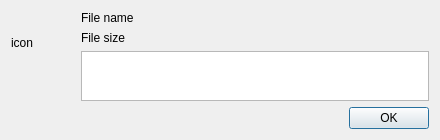
artemvlas/veretino, file src/dialogfileprocresult.ui: the form before one commit.
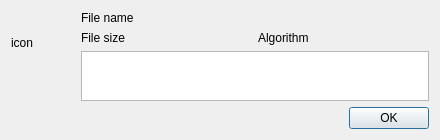
The form after the commit.

Commit message: [DialogFileProcResult] Algo added

```diff
--- a/src/dialogfileprocresult.ui
+++ b/src/dialogfileprocresult.ui
@@ -53,6 +53,8 @@
       </widget>
      </item>
      <item>
+      <layout class="QHBoxLayout" name="horizontalLayout">
+       <item>
       <widget class="QLabel" name="labelFileSize">
        <property name="text">
         <string>File size</string>
@@ -60,17 +62,13 @@
       </widget>
      </item>
      <item>
-      <spacer name="verticalSpacer">
-       <property name="orientation">
-        <enum>Qt::Vertical</enum>
-       </property>
-       <property name="sizeHint" stdset="0">
-        <size>
-         <width>20</width>
-         <height>40</height>
-        </size>
-       </property>
-      </spacer>
+        <widget class="QLabel" name="labelAlgo">
+         <property name="text">
+          <string>Algorithm</string>
+         </property>
+        </widget>
+       </item>
+      </layout>
      </item>
      <item>
       <widget class="QTextEdit" name="textChecksum">
```
Left out of the diff: 2 changed lines with no effect on the pictures. Lines whose indentation alone changed are shown as unchanged. The commit also changes 3 other files.
